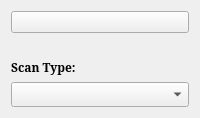
Old version of the form clamav/custom-clam-scanner/ui/schedulescanpage.ui in the repository Gianmarcob7/phishnetdemo.
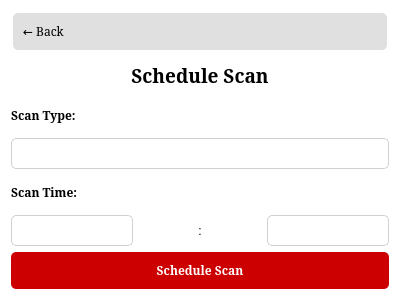
New version of the form. Icons and pictures are not drawn.

```diff
--- a/clamav/custom-clam-scanner/ui/schedulescanpage.ui
+++ b/clamav/custom-clam-scanner/ui/schedulescanpage.ui
@@ -2,16 +2,106 @@
 <ui version="4.0">
  <class>ScheduleScanPage</class>
  <widget class="QWidget" name="ScheduleScanPage">
-  <!-- Previous properties remain the same -->
+  <property name="geometry">
+   <rect>
+    <x>0</x>
+    <y>0</y>
+    <width>400</width>
+    <height>300</height>
+   </rect>
+  </property>
+  <property name="windowTitle">
+   <string>Schedule Scan</string>
+  </property>
+  <property name="styleSheet">
+   <string notr="true">QWidget { background-color: transparent; }
+QLabel { background: none; color: black; }
+QComboBox {
+    background-color: white;
+    border: 1px solid #d0d0d0;
+    border-radius: 5px;
+    padding: 5px;
+    selection-background-color: #e0e0e0;
+    selection-color: black;
+}
+QComboBox:hover {
+    border-color: #b0b0b0;
+}
+QComboBox::drop-down {
+    border: none;
+}
+QComboBox::down-arrow {
+    image: url(down_arrow.png);
+    width: 12px;
+    height: 12px;
+}
+QComboBox QAbstractItemView {
+    background-color: white;
+    border: 1px solid #d0d0d0;
+    selection-background-color: #e0e0e0;
+    selection-color: black;
+}
+QComboBox QAbstractItemView::item {
+    min-height: 25px;
+    padding: 5px;
+    background-color: white;
+    color: black;
+}
+QComboBox QAbstractItemView::item:selected {
+    background-color: #d0d0d0;
+    color: black;
+}
+QComboBox QAbstractItemView::item:hover {
+    background-color: #e0e0e0;
+    color: black;
+}</string>
+  </property>
   <layout class="QVBoxLayout" name="verticalLayout">
    <item>
     <widget class="QPushButton" name="backButton">
-      <!-- Back button properties remain the same -->
+     <property name="font">
+      <font>
+       <family>Serif</family>
+      </font>
+     </property>
+     <property name="styleSheet">
+      <string notr="true">QPushButton {
+    text-align: left;
+    padding: 10px;
+    border: none;
+    background-color: #e0e0e0;
+    border-radius: 5px;
+    margin: 2px;
+}
+QPushButton:hover {
+    background-color: #d0d0d0;
+}
+QPushButton:checked {
+    background-color: #c0c0c0;
+    color: #cc0000;
+    font-weight: bold;
+}</string>
+     </property>
+     <property name="text">
+      <string>← Back</string>
+     </property>
     </widget>
    </item>
    <item>
     <widget class="QLabel" name="titleLabel">
-      <!-- Title label properties remain the same -->
+     <property name="font">
+      <font>
+       <family>Serif</family>
+       <pointsize>14</pointsize>
+       <bold>true</bold>
+      </font>
+     </property>
+     <property name="text">
+      <string>Schedule Scan</string>
+     </property>
+     <property name="alignment">
+      <set>Qt::AlignCenter</set>
+     </property>
     </widget>
    </item>
    <item>
@@ -39,7 +129,88 @@
      </property>
     </widget>
    </item>
-   <!-- Rest of the UI elements remain the same -->
+   <item>
+    <widget class="QLabel" name="timeLabel">
+     <property name="font">
+      <font>
+       <family>Serif</family>
+       <bold>true</bold>
+      </font>
+     </property>
+     <property name="text">
+      <string>Scan Time:</string>
+     </property>
+    </widget>
+   </item>
+   <item>
+    <layout class="QHBoxLayout" name="timeLayout">
+     <item>
+      <widget class="QComboBox" name="hourComboBox">
+       <property name="font">
+        <font>
+         <family>Serif</family>
+        </font>
+       </property>
+       <property name="minimumWidth">
+        <number>80</number>
+       </property>
+      </widget>
+     </item>
+     <item>
+      <widget class="QLabel" name="colonLabel">
+       <property name="maximumWidth">
+        <number>10</number>
+       </property>
+       <property name="text">
+        <string>:</string>
+       </property>
+       <property name="alignment">
+        <set>Qt::AlignCenter</set>
+       </property>
+      </widget>
+     </item>
+     <item>
+      <widget class="QComboBox" name="minuteComboBox">
+       <property name="font">
+        <font>
+         <family>Serif</family>
+        </font>
+       </property>
+       <property name="minimumWidth">
+        <number>80</number>
+       </property>
+      </widget>
+     </item>
+    </layout>
+   </item>
+   <item>
+    <widget class="QPushButton" name="scheduleButton">
+     <property name="font">
+      <font>
+       <family>Serif</family>
+       <bold>true</bold>
+      </font>
+     </property>
+     <property name="styleSheet">
+      <string notr="true">QPushButton {
+    background-color: #cc0000;
+    color: white;
+    border: none;
+    padding: 10px;
+    border-radius: 5px;
+}
+QPushButton:hover {
+    background-color: #b30000;
+}
+QPushButton:pressed {
+    background-color: #990000;
+}</string>
+     </property>
+     <property name="text">
+      <string>Schedule Scan</string>
+     </property>
+    </widget>
+   </item>
   </layout>
  </widget>
  <resources/>
```
